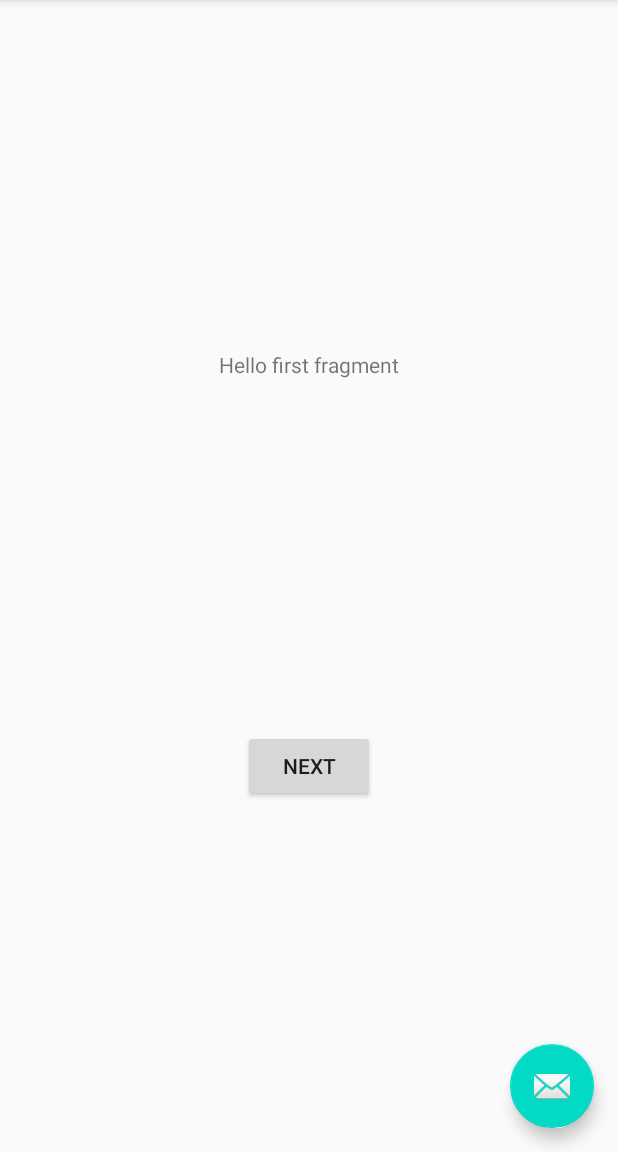
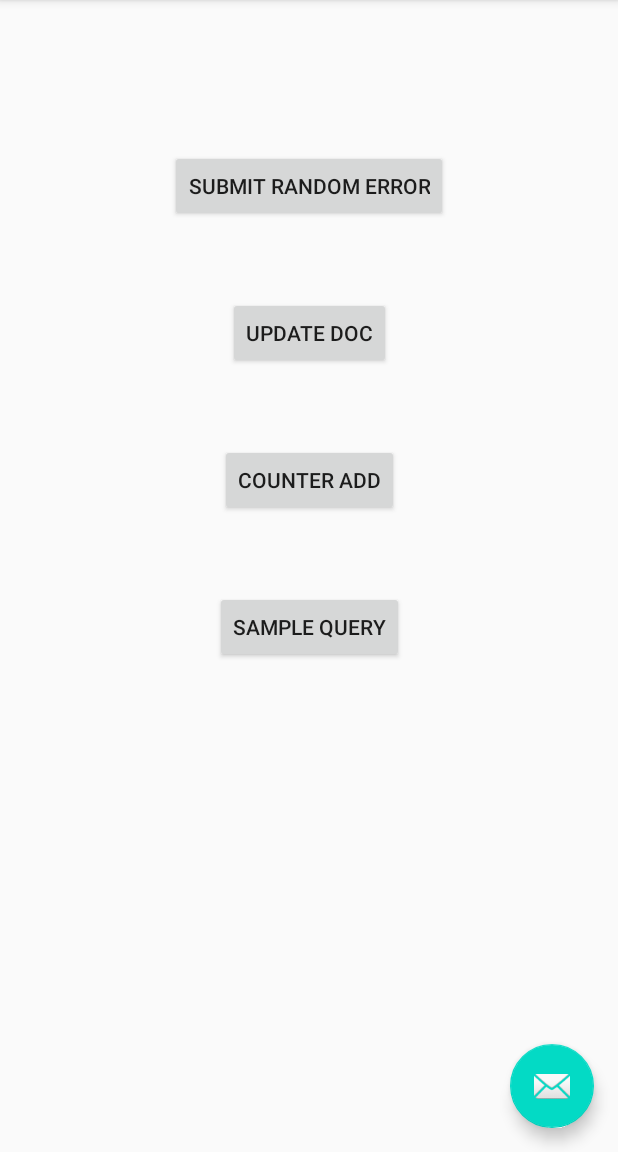
Before and after one commit to laiyuejin99/FirebaseSameple, an Android app: the screen it shows after launch (MainActivity), on a phone screen of 412 x 824 dp, the part 84-1236 px from its top. Run offline under Robolectric (Android 15) with nearby library versions, the phone set to English and light mode, and no system bars; our stand-ins replace Firebase (no records; nobody signed in at launch, a user with empty details on screens opened directly); 1 statement that could not run was skipped.

Commit message:
add new code .

```diff
--- a/FirebaseTest2/app/build.gradle
+++ b/FirebaseTest2/app/build.gradle
@@ -42,6 +42,7 @@ dependencies {
     implementation 'androidx.navigation:navigation-fragment-ktx:2.3.0'
     implementation 'androidx.navigation:navigation-ui-ktx:2.3.0'
     implementation platform('com.google.firebase:firebase-bom:28.0.1')
+    implementation 'com.google.firebase:firebase-firestore'
     implementation 'com.google.firebase:firebase-analytics-ktx'
 
     testImplementation 'junit:junit:4.12'
--- a/FirebaseTest2/app/src/main/java/com/jin/firebasetest/FirstFragment.kt
+++ b/FirebaseTest2/app/src/main/java/com/jin/firebasetest/FirstFragment.kt
@@ -13,6 +13,8 @@ import androidx.navigation.fragment.findNavController
  */
 class FirstFragment : Fragment() {
 
+    val firebaseManager = FirebaseManager()
+
     override fun onCreateView(
             inflater: LayoutInflater, container: ViewGroup?,
             savedInstanceState: Bundle?
@@ -24,8 +26,23 @@ class FirstFragment : Fragment() {
     override fun onViewCreated(view: View, savedInstanceState: Bundle?) {
         super.onViewCreated(view, savedInstanceState)
 
-        view.findViewById<Button>(R.id.button_first).setOnClickListener {
-            findNavController().navigate(R.id.action_FirstFragment_to_SecondFragment)
+        view.findViewById<Button>(R.id.btn_add_docs)
+            .setOnClickListener {
+            firebaseManager.addRandomErrorData()
         }
+
+        view.findViewById<Button>(R.id.btn_update_docs)
+            .setOnClickListener {
+                firebaseManager.updateDocuments()
+            }
+
+        view.findViewById<Button>(R.id.btn_counter_added) .setOnClickListener {
+            firebaseManager.counterAdded()
+        }
+
+        view.findViewById<Button>(R.id.btn_query)
+            .setOnClickListener {
+                firebaseManager.querySampleDoc()
+            }
     }
 }
--- /dev/null
+++ b/FirebaseTest2/app/src/main/java/com/jin/firebasetest/Shard.kt
@@ -0,0 +1,5 @@
+package com.jin.firebasetest
+
+class Shard(var count: Int)
+
+class Counter(var numShards: Int)
--- a/FirebaseTest2/app/src/main/res/layout/fragment_first.xml
+++ b/FirebaseTest2/app/src/main/res/layout/fragment_first.xml
@@ -6,23 +6,48 @@
     android:layout_height="match_parent"
     tools:context=".FirstFragment">
 
-    <TextView
-        android:id="@+id/textview_first"
+    <Button
+        android:id="@+id/btn_add_docs"
         android:layout_width="wrap_content"
         android:layout_height="wrap_content"
-        android:text="@string/hello_first_fragment"
-        app:layout_constraintBottom_toTopOf="@id/button_first"
+        android:text="submit random error"
+        app:layout_constraintTop_toTopOf="parent"
         app:layout_constraintEnd_toEndOf="parent"
         app:layout_constraintStart_toStartOf="parent"
-        app:layout_constraintTop_toTopOf="parent" />
+        android:layout_marginTop="100dp"
+        />
 
     <Button
-        android:id="@+id/button_first"
+        android:id="@+id/btn_update_docs"
         android:layout_width="wrap_content"
         android:layout_height="wrap_content"
-        android:text="@string/next"
-        app:layout_constraintBottom_toBottomOf="parent"
+        android:text="update doc"
+        app:layout_constraintTop_toBottomOf = "@+id/btn_add_docs"
         app:layout_constraintEnd_toEndOf="parent"
         app:layout_constraintStart_toStartOf="parent"
-        app:layout_constraintTop_toBottomOf="@id/textview_first" />
+        android:layout_marginTop="50dp"
+        />
+
+    <Button
+        android:id="@+id/btn_counter_added"
+        android:layout_width="wrap_content"
+        android:layout_height="wrap_content"
+        android:text="counter add"
+        app:layout_constraintTop_toBottomOf = "@+id/btn_update_docs"
+        app:layout_constraintEnd_toEndOf="parent"
+        app:layout_constraintStart_toStartOf="parent"
+        android:layout_marginTop="50dp"
+        />
+
+    <Button
+        android:id="@+id/btn_query"
+        android:layout_width="wrap_content"
+        android:layout_height="wrap_content"
+        android:text="sample query"
+        app:layout_constraintTop_toBottomOf = "@+id/btn_counter_added"
+        app:layout_constraintEnd_toEndOf="parent"
+        app:layout_constraintStart_toStartOf="parent"
+        android:layout_marginTop="50dp"
+        />
+
 </androidx.constraintlayout.widget.ConstraintLayout>
```
Also changed, not shown: FirebaseTest2/app/src/main/java/com/jin/firebasetest/FirebaseManager.kt (added, +78 -0 lines).
